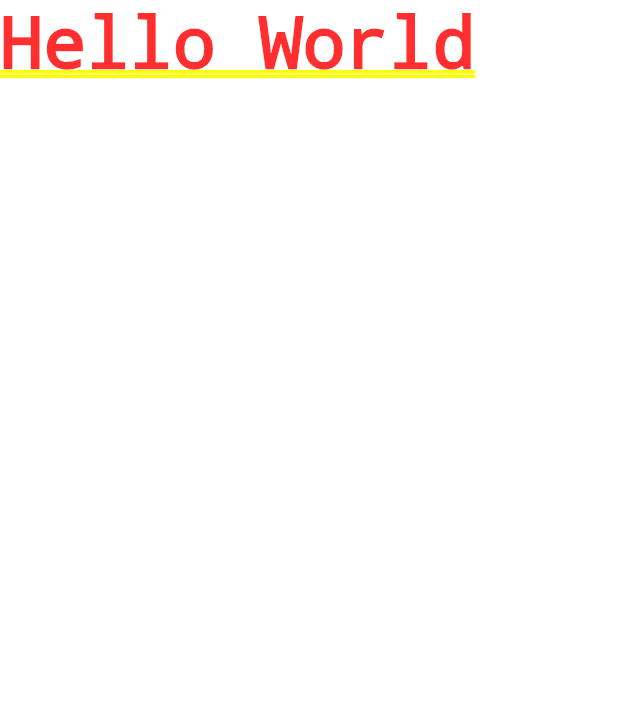
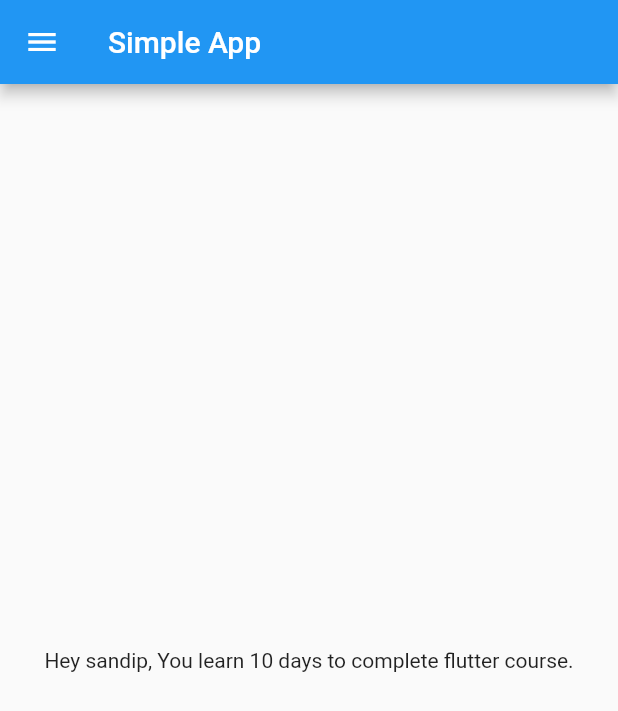
Before and after one commit to sandipfachra/learn_flutter, a Flutter app: the screen it shows after launch, on a phone screen of 412 x 824 dp. Shown: the top 711 px of the screen. Run offline on Flutter 3.47's test engine with Material 2 defaults, Android fonts, the phone set to English and light mode, and no system bars.

Commit message:
day 2 completed

```diff
--- /dev/null
+++ b/lib/home_page.dart
@@ -0,0 +1,22 @@
+import 'package:flutter/material.dart';
+
+class HomePage extends StatelessWidget {
+  int days = 10;
+  String name = "sandip";
+
+  @override
+  Widget build(BuildContext context) {
+    return Scaffold(
+      appBar: AppBar(
+        title: Text('Simple App'),
+      ),
+      body: Center(
+        child: Container(
+          child: Text(
+              "Hey $name, You learn $days days to complete flutter course."),
+        ),
+      ),
+      drawer: Drawer(),
+    );
+  }
+}
--- a/lib/main.dart
+++ b/lib/main.dart
@@ -1,19 +1,17 @@
-import  'package:flutter/material.dart';
+import 'package:flutter/material.dart';
+import 'package:food_delivery/home_page.dart';
 
 void main() {
   runApp(MyApp());
 }
 
 class MyApp extends StatelessWidget {
-  const MyApp({ Key? key }) : super(key: key);
+  const MyApp({Key? key}) : super(key: key);
 
   @override
   Widget build(BuildContext context) {
     return MaterialApp(
-      home: Container(
-      child: Text("Hello World"),
-      )
-
+      home: HomePage(),
     );
   }
 }
```
